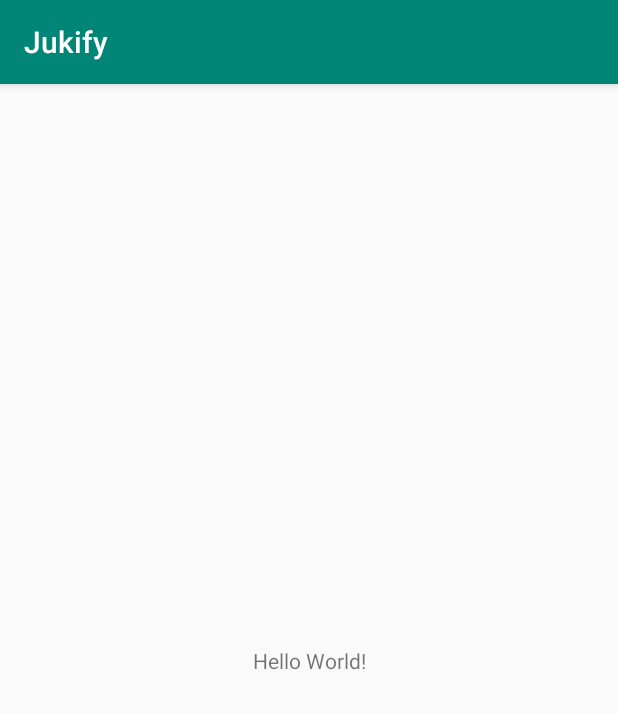
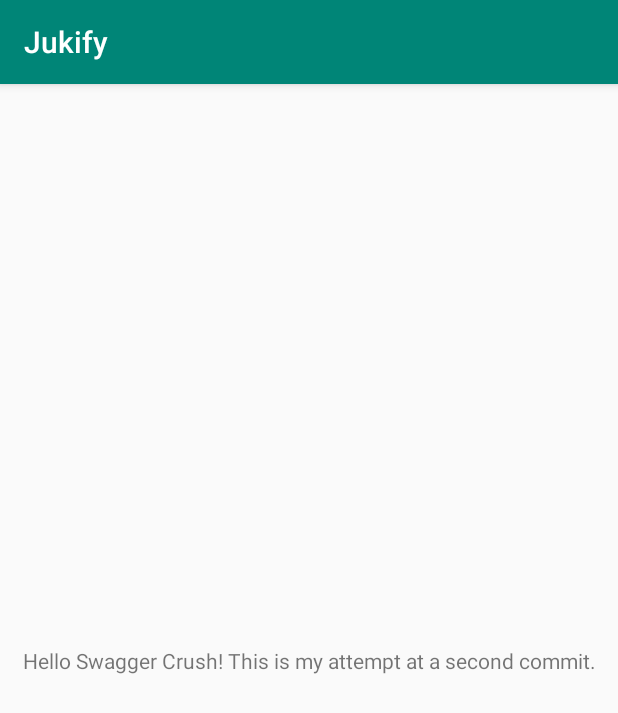
Before and after one commit to rtorres678/Jukify, an Android app: the screen it shows after launch (Login), on a phone screen of 412 x 824 dp. Shown: the top 713 px of the screen. Run offline under Robolectric (Android 15) with nearby library versions, the phone set to English and light mode, and no system bars.

Commit message:
Initial Commit

```diff
--- a/app/src/main/res/layout/activity_login.xml
+++ b/app/src/main/res/layout/activity_login.xml
@@ -9,7 +9,7 @@
     <TextView
         android:layout_width="wrap_content"
         android:layout_height="wrap_content"
-        android:text="Hello World!"
+        android:text="Hello Swagger Crush! This is my attempt at a second commit."
         app:layout_constraintBottom_toBottomOf="parent"
         app:layout_constraintLeft_toLeftOf="parent"
         app:layout_constraintRight_toRightOf="parent"
```
